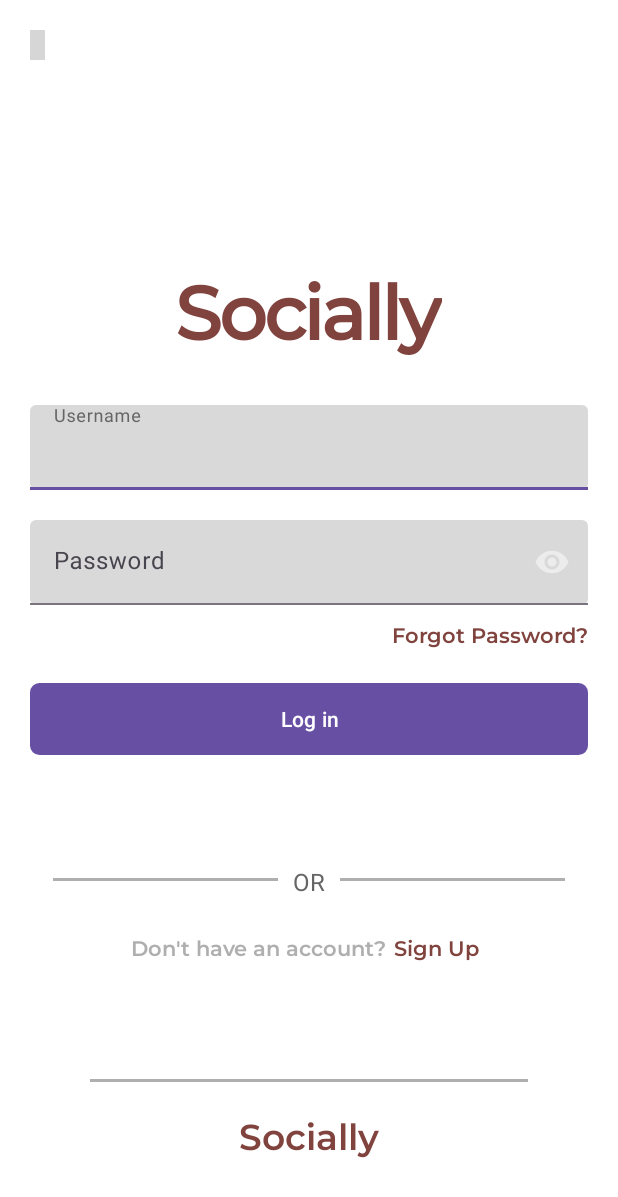
After one commit to umaritics/Socially, an Android app: the layout activity_login2.xml on its own in the app's theme, with its tools: preview values and no code run, on a phone screen of 412 x 824 dp. The commit adds this screen. Shown: the top 1197 px of the screen. Run offline under Robolectric (Android 15) with nearby library versions, the phone set to English and light mode, and no system bars; grey boxes are pictures that could not be loaded.

Commit message:
Login page2 created

```diff
--- a/app/src/main/AndroidManifest.xml
+++ b/app/src/main/AndroidManifest.xml
@@ -11,6 +11,9 @@
         android:roundIcon="@mipmap/ic_launcher_round"
         android:supportsRtl="true"
         android:theme="@style/Theme.Socially">
+        <activity
+            android:name=".login2"
+            android:exported="false" />
         <activity
             android:name=".login1"
             android:exported="false" />
--- a/app/src/main/java/com/example/socially/MainActivity.kt
+++ b/app/src/main/java/com/example/socially/login2.kt
@@ -6,13 +6,11 @@ import androidx.appcompat.app.AppCompatActivity
 import androidx.core.view.ViewCompat
 import androidx.core.view.WindowInsetsCompat
 
-class MainActivity : AppCompatActivity() {
+class login2 : AppCompatActivity() {
     override fun onCreate(savedInstanceState: Bundle?) {
         super.onCreate(savedInstanceState)
         enableEdgeToEdge()
-        setContentView(R.layout.activity_login1)
-
-
+        setContentView(R.layout.activity_login2)
         ViewCompat.setOnApplyWindowInsetsListener(findViewById(R.id.main)) { v, insets ->
             val systemBars = insets.getInsets(WindowInsetsCompat.Type.systemBars())
             v.setPadding(systemBars.left, systemBars.top, systemBars.right, systemBars.bottom)
--- /dev/null
+++ b/app/src/main/res/layout/activity_login2.xml
@@ -0,0 +1,189 @@
+<?xml version="1.0" encoding="utf-8"?>
+<androidx.constraintlayout.widget.ConstraintLayout xmlns:android="http://schemas.android.com/apk/res/android"
+    xmlns:app="http://schemas.android.com/apk/res-auto"
+    xmlns:tools="http://schemas.android.com/tools"
+    android:id="@+id/main"
+    android:layout_width="match_parent"
+    android:layout_height="match_parent"
+    tools:context=".login2">
+    <LinearLayout
+        android:layout_width="match_parent"
+        android:layout_height="match_parent"
+        android:orientation="vertical"
+        android:weightSum="10"
+        android:background="@color/white">
+        <LinearLayout
+            android:layout_width="match_parent"
+            android:layout_height="0dp"
+            android:layout_weight="1">
+            <ImageView
+                android:layout_width="10dp"
+                android:layout_height="20dp"
+                android:background="@drawable/chevron_left"
+                android:layout_margin="20dp"/>
+        </LinearLayout>
+        <LinearLayout
+            android:layout_width="match_parent"
+            android:layout_height="0dp"
+            android:layout_weight="6"
+            android:orientation="vertical"
+            android:gravity="center"
+            >
+            <TextView
+                android:layout_width="wrap_content"
+                android:layout_height="wrap_content"
+                android:text="@string/socially_text"
+                android:textSize="50sp"
+                android:layout_marginTop="20dp"
+                android:textColor="@color/brown"
+                android:fontFamily="@font/montserrat_medium"
+                android:textStyle="bold"
+                android:letterSpacing="-0.04"
+                android:layout_marginBottom="20dp"
+                />
+            <com.google.android.material.textfield.TextInputLayout
+                android:layout_width="match_parent"
+                android:layout_height="wrap_content"
+                android:hint="@string/username"
+                app:hintTextColor="@color/dark_grey"
+                app:boxBackgroundMode="filled"
+                app:boxBackgroundColor="@color/light_grey"
+                android:layout_marginHorizontal="20dp"
+                >
+
+                <com.google.android.material.textfield.TextInputEditText
+                    android:layout_width="match_parent"
+                    android:layout_height="wrap_content"
+                    android:textColor="@color/white"
+                    android:textColorHint="#80ffffff"
+                    android:inputType="text"
+                    />
+            </com.google.android.material.textfield.TextInputLayout>
+            <com.google.android.material.textfield.TextInputLayout
+                android:layout_width="match_parent"
+                android:layout_height="wrap_content"
+                app:passwordToggleEnabled="true"
+                app:passwordToggleTint="#80ffffff"
+                app:hintTextColor="@color/dark_grey"
+                app:boxBackgroundMode="filled"
+                app:boxBackgroundColor="@color/light_grey"
+                android:layout_marginHorizontal="20dp"
+                android:layout_marginTop="20dp"
+                android:hint="@string/password"
+                >
+
+                <com.google.android.material.textfield.TextInputEditText
+                    android:layout_width="match_parent"
+                    android:layout_height="wrap_content"
+                    android:textColor="@color/white"
+                    android:textColorHint="#80ffffff"
+                    android:inputType="textPassword"
+                    />
+            </com.google.android.material.textfield.TextInputLayout>
+            <TextView
+                android:layout_width="match_parent"
+                android:layout_height="wrap_content"
+                android:text="@string/forgot_password"
+                android:textColor="@color/brown"
+                android:fontFamily="@font/montserrat_semibold"
+                android:padding="10dp"
+                android:textStyle="bold"
+                android:gravity="right"
+                android:paddingEnd="20dp"/>
+             <Button
+                 android:layout_width="match_parent"
+                 android:layout_marginHorizontal="20dp"
+                 android:layout_height="wrap_content"
+                 android:padding="10dp"
+                 android:text="@string/log_in"
+                 android:background="@drawable/round_brown_button"
+                 android:layout_marginTop="10dp"/>
+
+        </LinearLayout>
+        <LinearLayout
+            android:layout_width="match_parent"
+            android:layout_height="0dp"
+            android:layout_weight="3"
+            android:orientation="vertical"
+            >
+            <LinearLayout
+                android:layout_width="match_parent"
+                android:layout_height="20dp"
+                android:orientation="horizontal"
+                android:layout_marginHorizontal="20dp"
+                android:gravity="center">
+                <View
+                    android:layout_width="150dp"
+                    android:layout_height="2dp"
+                    android:background="@color/grey"
+                    android:layout_gravity="center">
+                </View>
+                <TextView
+                    android:layout_width="wrap_content"
+                    android:layout_height="wrap_content"
+                    android:text="@string/or"
+                    android:textSize="16sp"
+                    android:layout_marginHorizontal="10dp"
+                    android:textColor="@color/dark_grey"
+                    android:fontFamily="sans-serif"
+                    android:gravity="center"
+                    />
+                <View
+                    android:layout_width="150dp"
+                    android:layout_height="2dp"
+                    android:background="@color/grey"
+                    android:layout_gravity="center">
+                </View>
+        </LinearLayout>
+            <LinearLayout
+                android:layout_width="match_parent"
+                android:layout_height="wrap_content"
+                android:orientation="horizontal"
+                android:gravity="center"
+                android:layout_marginTop="20dp">
+            <TextView
+                android:layout_width="wrap_content"
+                android:layout_height="wrap_content"
+                android:text="@string/don_t_have_an_account"
+                android:textColor="@color/grey"
+                android:textStyle="bold"
+                android:fontFamily="@font/montserrat_semibold"
+                android:textSize="14sp"
+                android:layout_gravity="center"
+                />
+                <TextView
+                    android:layout_width="wrap_content"
+                    android:layout_height="wrap_content"
+                    android:text="@string/sign_up"
+                    android:textColor="@color/brown"
+                    android:textStyle="bold"
+                    android:fontFamily="@font/montserrat_semibold"
+                    android:textSize="14sp"
+                    android:layout_gravity="center"
+                    android:padding="5dp"
+                    />
+            </LinearLayout>
+            <View
+                android:layout_width="match_parent"
+                android:layout_height="2dp"
+                android:background="@color/grey"
+                android:layout_gravity="center"
+                android:layout_marginTop="70dp"
+                android:layout_marginHorizontal="60dp"
+                >
+
+            </View>
+            <TextView
+                android:layout_width="wrap_content"
+                android:layout_height="wrap_content"
+                android:text="@string/socially_text"
+                android:textSize="24sp"
+                android:textStyle="bold"
+                android:fontFamily="@font/montserrat_semibold"
+                android:textColor="@color/brown"
+                android:layout_gravity="center"
+                android:layout_marginTop="20dp"/>
+        </LinearLayout>
+
+    </LinearLayout>
+</androidx.constraintlayout.widget.ConstraintLayout>
--- a/app/src/main/res/values/colors.xml
+++ b/app/src/main/res/values/colors.xml
@@ -7,4 +7,5 @@
     <color name="mild_grey">#899295</color>
     <color name="brown">#80433E</color>
     <color name="lightbrown">#9D7875</color>
+    <color name="light_grey">#D9D9D9</color>
 </resources>
--- a/app/src/main/res/values/strings.xml
+++ b/app/src/main/res/values/strings.xml
@@ -21,4 +21,6 @@
     <string name="switch_accounts">Switch Accounts</string>
     <string name="don_t_have_an_account">Don\'t have an account?</string>
     <string name="sign_up">Sign Up</string>
+    <string name="forgot_password">Forgot Password?</string>
+    <string name="or">OR</string>
 </resources>
```
